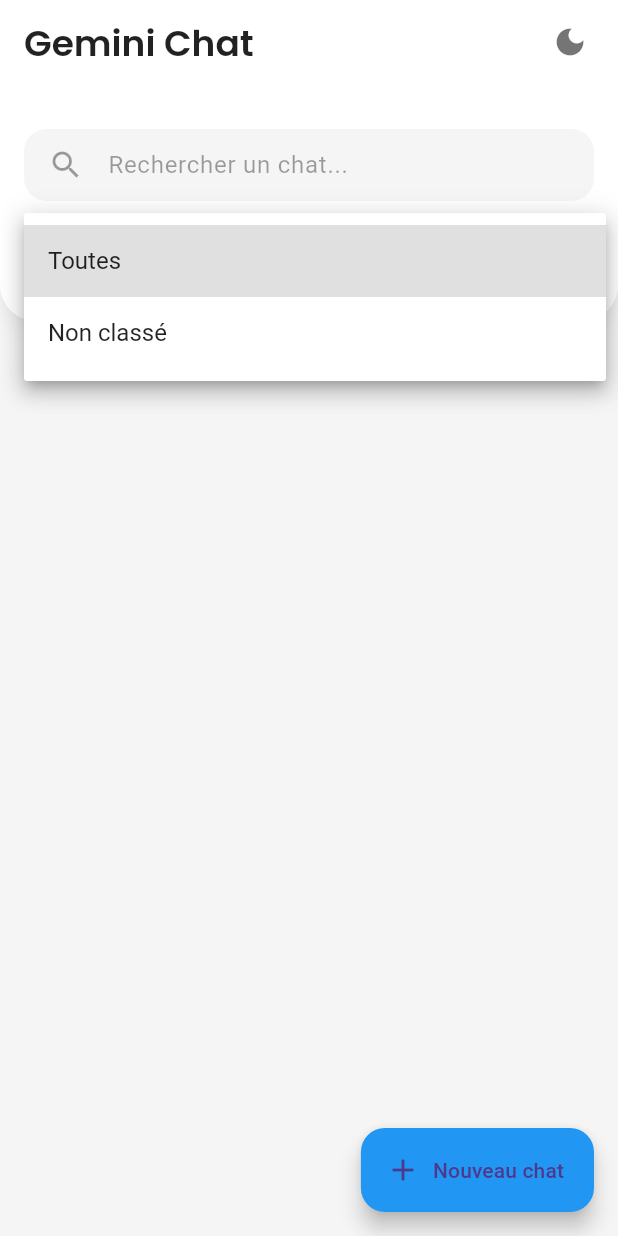
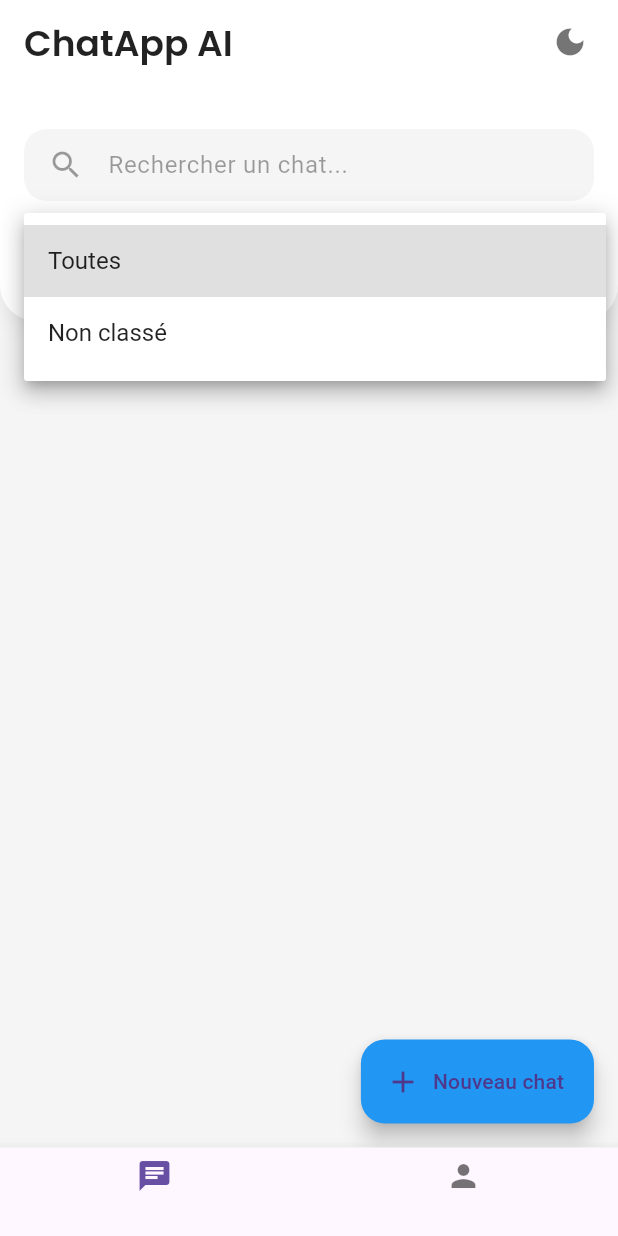
Before and after one commit to EgloZ938/gemini-app, a Flutter app: the screen it shows after launch, after a tap on "Toutes", on a phone screen of 412 x 824 dp. Run offline on Flutter 3.47's test engine with Material 3 defaults, Android fonts, the phone set to English and light mode, and no system bars; our stand-ins replace file_picker, flutter_staggered_animations, google_fonts, shared_preferences.

Commit message:
changement title, et ajout page profil avec navbar

```diff
--- a/lib/main.dart
+++ b/lib/main.dart
@@ -6,6 +6,7 @@
 import 'package:google_fonts/google_fonts.dart';
 import 'package:flutter_staggered_animations/flutter_staggered_animations.dart';
 import 'config.dart';
+import 'package:file_picker/file_picker.dart';
 
 void main() async {
   WidgetsFlutterBinding.ensureInitialized();
@@ -47,7 +48,7 @@
   Widget build(BuildContext context) {
     return MaterialApp(
       debugShowCheckedModeBanner: false,
-      title: 'Flutter Gemini Multi-Chat',
+      title: 'Flutter ChatApp',
       theme: ThemeData(
         primarySwatch: Colors.blue,
         brightness: Brightness.light,
@@ -57,7 +58,105 @@
         brightness: Brightness.dark,
       ),
       themeMode: _themeMode,
-      home: ChatListScreen(toggleTheme: toggleTheme, prefs: widget.prefs),
+      home: HomeScreen(toggleTheme: toggleTheme, prefs: widget.prefs),
+    );
+  }
+}
+
+class HomeScreen extends StatefulWidget {
+  final void Function() toggleTheme;
+  final SharedPreferences prefs;
+
+  const HomeScreen({Key? key, required this.toggleTheme, required this.prefs}) : super(key: key);
+
+  @override
+  _HomeScreenState createState() => _HomeScreenState();
+}
+
+class _HomeScreenState extends State<HomeScreen> {
+  int _currentIndex = 0;
+  String _profileImagePath = '';  // Variable to store the profile picture path
+
+  final List<Widget> _screens = [];
+
+  @override
+  void initState() {
+    super.initState();
+    _screens.addAll([
+      ChatListScreen(toggleTheme: widget.toggleTheme, prefs: widget.prefs),  // Chat screen
+      ProfileScreen(),  // Profile screen
+    ]);
+  }
+
+  void _onTabTapped(int index) {
+    setState(() {
+      _currentIndex = index;
+    });
+  }
+
+  @override
+  Widget build(BuildContext context) {
+    return Scaffold(
+      body: _screens[_currentIndex],
+      bottomNavigationBar: BottomNavigationBar(
+        currentIndex: _currentIndex,
+        onTap: _onTabTapped,
+        items: const [
+          BottomNavigationBarItem(
+            icon: Icon(Icons.chat),
+            label: '',  // Empty label
+          ),
+          BottomNavigationBarItem(
+            icon: Icon(Icons.person),
+            label: '',  // Empty label
+          ),
+        ],
+      ),
+    );
+  }
+}
+
+class ProfileScreen extends StatefulWidget {
+  @override
+  _ProfileScreenState createState() => _ProfileScreenState();
+}
+
+class _ProfileScreenState extends State<ProfileScreen> {
+  String? _imagePath;
+
+  Future<void> _pickImage() async {
+    FilePickerResult? result = await FilePicker.platform.pickFiles(type: FileType.image);
+
+    if (result != null && result.files.single.bytes != null) {
+      setState(() {
+        _imagePath = result.files.single.path;
+      });
+    }
+  }
+
+  @override
+  Widget build(BuildContext context) {
+    return Scaffold(
+      appBar: AppBar(
+        title: const Text('Profil'),
+      ),
+      body: Center(
+        child: Column(
+          mainAxisAlignment: MainAxisAlignment.center,
+          children: [
+            CircleAvatar(
+              radius: 80,
+              backgroundImage: _imagePath != null ? NetworkImage(_imagePath!) : null,
+              child: _imagePath == null ? Icon(Icons.person, size: 80) : null,
+            ),
+            const SizedBox(height: 16),
+            ElevatedButton(
+              onPressed: _pickImage,
+              child: const Text('Changer la photo de profil'),
+            ),
+          ],
+        ),
+      ),
     );
   }
 }
@@ -394,7 +493,7 @@
           elevation: 0,
           backgroundColor: isDark ? const Color(0xFF2D2D2D) : Colors.white,
           title: Text(
-            'Gemini Chat',
+            'ChatApp AI',
             style: GoogleFonts.poppins(
               fontSize: 24,
               fontWeight: FontWeight.w600,
--- a/pubspec.yaml
+++ b/pubspec.yaml
@@ -35,6 +35,7 @@
   shared_preferences: ^2.2.0
   intl: ^0.18.0
   http: ^1.1.0
+  file_picker: ^5.2.3
 
 
   # The following adds the Cupertino Icons font to your application.
```
Also changed, not shown: pubspec.lock.
